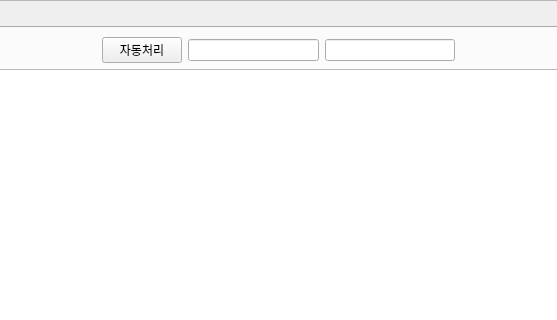
Old version of the form ui/auto_log_program.ui in the repository seraph92/win32_test; both pictures show x 336 to 893 and y 0 to 320 of the 1048 by 793 pixel window.
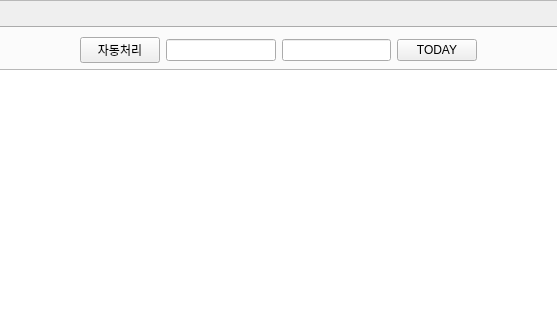
New version of the form.

```diff
--- a/ui/auto_log_program.ui
+++ b/ui/auto_log_program.ui
@@ -124,6 +124,13 @@
                 </property>
                </widget>
               </item>
+              <item>
+               <widget class="QPushButton" name="todayBtn">
+                <property name="text">
+                 <string>TODAY</string>
+                </property>
+               </widget>
+              </item>
               <item>
                <spacer name="horizontalSpacer_6">
                 <property name="orientation">
```
Left out of the diff: 7 changed lines with no effect on the pictures.
